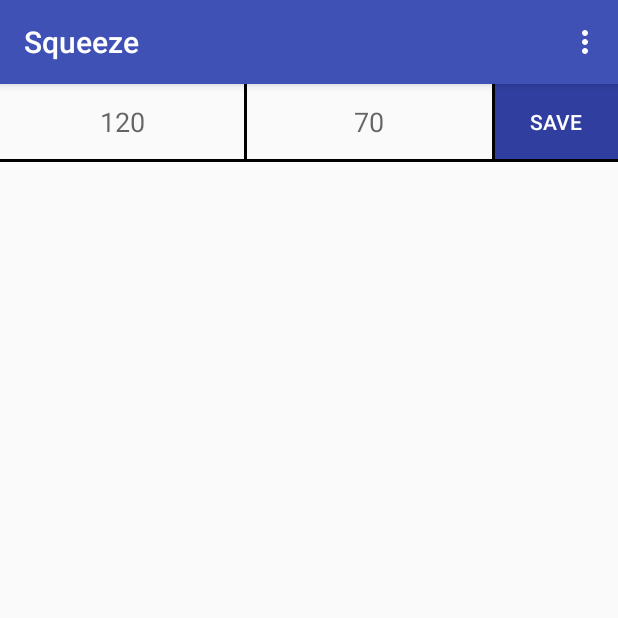
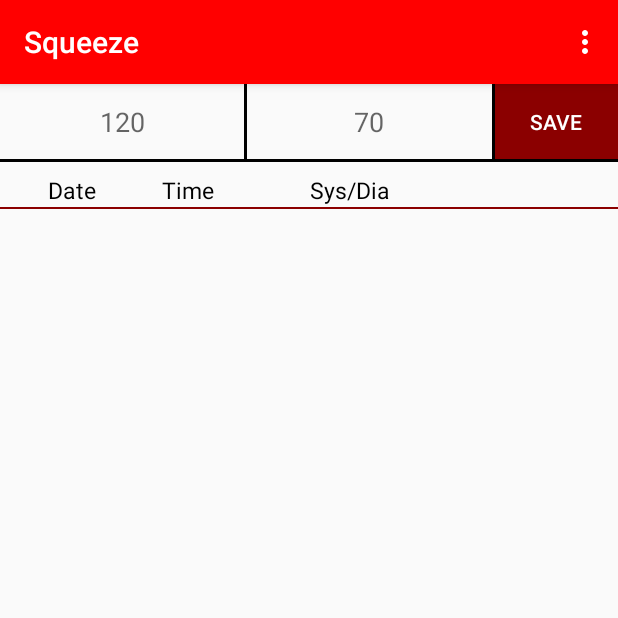
Before and after one commit to maydev99/Squeeze, an Android app: the screen it shows after launch (MainActivity), on a phone screen of 412 x 824 dp, the top half of it. Run offline under Robolectric (Android 15) with nearby library versions, the phone set to English and light mode, and no system bars.

Commit message:
Removed Sqlite Code Replaced with saveable Arraylist(Shared Prefs) Replaced Gridview with ListView Added Delete Feature onLongPress Changed Color Scheme Added Header Bar

```diff
--- a/app/src/main/java/com/droidloft/squeeze/MainActivity.java
+++ b/app/src/main/java/com/droidloft/squeeze/MainActivity.java
@@ -1,6 +1,8 @@
 package com.droidloft.squeeze;
 
 import android.app.AlertDialog;
+import android.content.DialogInterface;
+import android.content.SharedPreferences;
 import android.content.pm.ActivityInfo;
 import android.database.Cursor;
 import android.database.sqlite.SQLiteDatabase;
@@ -10,28 +12,32 @@ import android.util.Log;
 import android.view.Menu;
 import android.view.MenuItem;
 import android.view.View;
+import android.widget.AdapterView;
 import android.widget.ArrayAdapter;
 import android.widget.Button;
 import android.widget.EditText;
 import android.widget.GridView;
+import android.widget.ListView;
 import android.widget.Toast;
 
 import java.io.File;
 import java.text.SimpleDateFormat;
 import java.util.ArrayList;
 import java.util.Calendar;
+import java.util.Collections;
+import java.util.HashSet;
+import java.util.Set;
 
 public class MainActivity extends AppCompatActivity {
 
-    private String version = "0.1", buildDate = "1-13-2017";
+    private String version = "1.0", buildDate = "1-14-2017";
     private EditText sysET, diaET;
     private Button saveB;
-    private GridView gridView;
-    private SQLiteDatabase sqlDB;
+    private ListView listView;
     private ArrayList<String> myArrayList;
     private ArrayAdapter<String>myAdapter;
-    private Cursor cursor;
     private String strDate, strDia, strSys;
+    private Set<String> set;
 
     @Override
     protected void onCreate(Bundle savedInstanceState) {
@@ -40,8 +46,43 @@ public class MainActivity extends AppCompatActivity {
         setRequestedOrientation(ActivityInfo.SCREEN_ORIENTATION_PORTRAIT);
 
         idViews();
-        openDB();
-        getTheSQLData();
+        loadSettings();
+
+        if(set != null){
+            myArrayList = new ArrayList<>(set);
+        } else {
+            myArrayList = new ArrayList<>();
+        }
+
+        displayList();
+
+        listView.setOnItemLongClickListener(new AdapterView.OnItemLongClickListener() {
+            @Override
+            public boolean onItemLongClick(AdapterView<?> adapterView, View view, int i, long l) {
+                final int position = i;
+                AlertDialog.Builder deleteAlert = new AlertDialog.Builder(MainActivity.this);
+                deleteAlert.setTitle("Delete Entry from List");
+                deleteAlert.setMessage("Are you sure?");
+                deleteAlert.setIcon(R.mipmap.ic_launcher);
+                deleteAlert.setCancelable(true);
+                deleteAlert.setPositiveButton("delete", new DialogInterface.OnClickListener() {
+                    @Override
+                    public void onClick(DialogInterface dialogInterface, int i) {
+                        myArrayList.remove(position);
+                        displayList();
+                    }
+                });
+                deleteAlert.setNegativeButton("cancel", new DialogInterface.OnClickListener() {
+                    @Override
+                    public void onClick(DialogInterface dialogInterface, int i) {
+                        //Closes Dialog
+                    }
+                });
+                deleteAlert.show();
+                return false;
+            }
+        });
+
 
 
         saveB.setOnClickListener(new View.OnClickListener() {
@@ -52,7 +93,15 @@ public class MainActivity extends AppCompatActivity {
                 if(strDia.equals("") || strSys.equals("")){
                     Toast.makeText(MainActivity.this, "Data missing", Toast.LENGTH_SHORT).show();
                 } else {
-                    putDataIntoDB();
+                    getDate();
+                    getEnteredValues();
+                    String newEntry = strDate + "      " + strSys + "/" + strDia;
+                    myArrayList.add(newEntry);
+                    saveSettings();
+                    displayList();
+                    sysET.setText("");
+                    sysET.requestFocus();
+                    diaET.setText("");
                 }
 
 
@@ -63,12 +112,27 @@ public class MainActivity extends AppCompatActivity {
 
     }
 
-    private void putDataIntoDB() {
-        sqlDB.execSQL("INSERT INTO mytable(date, sys, dia) VALUES('" + strDate + "','" + strSys + "','" + strDia + "');");
-        Toast.makeText(MainActivity.this, "Blood Pressure Saved", Toast.LENGTH_SHORT).show();
-        getTheSQLData();
+    private void displayList() {
+        Collections.sort(myArrayList, Collections.<String>reverseOrder());
+        myAdapter = new ArrayAdapter<String>(MainActivity.this, R.layout.list_item, R.id.list_item_item, myArrayList);
+        listView.setAdapter(myAdapter);
 
+    }
 
+    private void loadSettings() {
+        SharedPreferences listPrefs = getSharedPreferences("saved_list_key", MODE_PRIVATE);
+        set = listPrefs.getStringSet("saved_list_key", null);
+
+    }
+
+    private void saveSettings(){
+        set = new HashSet<>();
+        set.addAll(myArrayList);
+
+        SharedPreferences listPrefs = getSharedPreferences("saved_list_key", MODE_PRIVATE);
+        SharedPreferences.Editor listEditor = listPrefs.edit();
+        listEditor.putStringSet("saved_list_key", set);
+        listEditor.apply();
     }
 
     private void getEnteredValues() {
@@ -79,59 +143,20 @@ public class MainActivity extends AppCompatActivity {
 
     private void getDate() {
         Calendar cal = Calendar.getInstance();
-        SimpleDateFormat sdf = new SimpleDateFormat("MM/DD | hh:mma");
+        SimpleDateFormat sdf = new SimpleDateFormat("MM/DD   hh:mma");
         strDate = sdf.format(cal.getTime());
         //Toast.makeText(MainActivity.this, "" + strDate, Toast.LENGTH_SHORT).show();
 
     }
 
-    private void getTheSQLData() {
-        myArrayList = new ArrayList<>();
-        cursor = sqlDB.rawQuery("SELECT * FROM mytable ORDER BY date", null);
-        int idColumn = cursor.getColumnIndex("id");
-        int dateColumn = cursor.getColumnIndex("date");
-        int sysColumn = cursor.getColumnIndex("sys");
-        int diaColumn = cursor.getColumnIndex("dia");
-        cursor.moveToFirst();
-
-        if(cursor != null && cursor.getCount() > 0) {
-            do{
-                String id = cursor.getString(idColumn);
-                String date = cursor.getString(dateColumn);
-                String sys = cursor.getString(sysColumn);
-                String dia = cursor.getString(diaColumn);
-
-                myArrayList.add(date);
-                myArrayList.add(sys);
-                myArrayList.add(dia);
-            } while (cursor.moveToNext());
-
-            myAdapter = new ArrayAdapter<String>(this, R.layout.list_item, R.id.list_item_item, myArrayList);
-
-            gridView.setAdapter(myAdapter);
-
-        }
 
 
-    }
-
-    private void openDB() {
-        try{
-            sqlDB = this.openOrCreateDatabase("SqlDB", MODE_PRIVATE, null);
-            sqlDB.execSQL("CREATE TABLE IF NOT EXISTS mytable " + "(id integer primary key, date text, sys text, dia text);");
-            File database = getApplicationContext().getDatabasePath("MyDB.db");
-
-        } catch (Exception e){
-            Log.e("DATABASE ERROR", "Error Creating Database");
-        }
-
-    }
 
     private void idViews() {
         sysET = (EditText)findViewById(R.id.sysEditText);
         diaET = (EditText)findViewById(R.id.diaEditText);
         saveB = (Button)findViewById(R.id.saveButton);
-        gridView = (GridView)findViewById(R.id.gridview);
+        listView = (ListView)findViewById(R.id.listview);
 
     }
 
--- a/app/src/main/res/layout/activity_main.xml
+++ b/app/src/main/res/layout/activity_main.xml
@@ -6,13 +6,25 @@
     android:layout_height="match_parent"
     tools:context="com.droidloft.squeeze.MainActivity">
 
+    <View
+        android:id="@+id/separator_view"
+        android:layout_width="match_parent"
+        android:layout_height="2dp"
+        android:background="@android:color/black"
+        android:layout_below="@+id/entry_layout"/>
+
+
+
+
+
     <LinearLayout
         android:id="@+id/entry_layout"
         android:orientation="horizontal"
         android:layout_width="match_parent"
         android:layout_height="50dp"
         android:layout_alignParentTop="true"
-        android:layout_centerHorizontal="true">
+        android:layout_alignParentLeft="true"
+        android:layout_alignParentStart="true">
 
         <EditText
             android:layout_width="0dp"
@@ -55,20 +67,38 @@
             android:id="@+id/saveButton"
             android:layout_weight="1" />
     </LinearLayout>
+    <LinearLayout
+        android:layout_width="match_parent"
+        android:layout_height="30dp"
+        android:id="@+id/headerLayout"
+        android:gravity="center_horizontal"
+        android:paddingTop="8dp"
+        android:layout_below="@id/separator_view">
+
+        <TextView
+            android:text="        Date           Time                Sys/Dia"
+            android:layout_width="wrap_content"
+            android:layout_height="wrap_content"
+            android:gravity="center_vertical"
+            android:textSize="15dp"
+            android:textColor="@android:color/black"
+            android:id="@+id/textView"
+            android:layout_weight="1" />
+    </LinearLayout>
 
     <View
-        android:id="@+id/separator_view"
+        android:id="@+id/header_separator"
         android:layout_width="match_parent"
-        android:layout_height="2dp"
-        android:background="@android:color/black"
-        android:layout_below="@+id/entry_layout"/>
+        android:layout_height="1dp"
+        android:background="@color/colorPrimaryDark"
+        android:layout_below="@id/headerLayout"/>
 
-    <GridView
-        android:id="@+id/gridview"
-        android:numColumns="3"
+    <ListView
+        android:layout_width="match_parent"
+        android:layout_height="wrap_content"
+        android:id="@+id/listview"
         android:padding="16dp"
-        android:layout_width="match_parent"
-        android:layout_height="match_parent"
-        android:layout_below="@+id/separator_view"
-        android:layout_centerHorizontal="true" />
+        android:layout_below="@id/header_separator">
+
+    </ListView>
 </RelativeLayout>
--- a/app/src/main/res/layout/list_item.xml
+++ b/app/src/main/res/layout/list_item.xml
@@ -3,9 +3,8 @@
     android:layout_width="match_parent"
     android:layout_height="match_parent"
     android:text="@string/text"
-    android:gravity="center_horizontal"
     android:textColor="@android:color/black"
-    android:textSize="13sp"
+    android:textSize="20sp"
     android:id="@+id/list_item_item">
 
 </TextView>
--- a/app/src/main/res/values/colors.xml
+++ b/app/src/main/res/values/colors.xml
@@ -1,6 +1,6 @@
 <?xml version="1.0" encoding="utf-8"?>
 <resources>
-    <color name="colorPrimary">#3F51B5</color>
-    <color name="colorPrimaryDark">#303F9F</color>
-    <color name="colorAccent">#FF4081</color>
+    <color name="colorPrimary">#FF0000</color>
+    <color name="colorPrimaryDark">#8B0000</color>
+    <color name="colorAccent">#FF0000</color>
 </resources>
```
